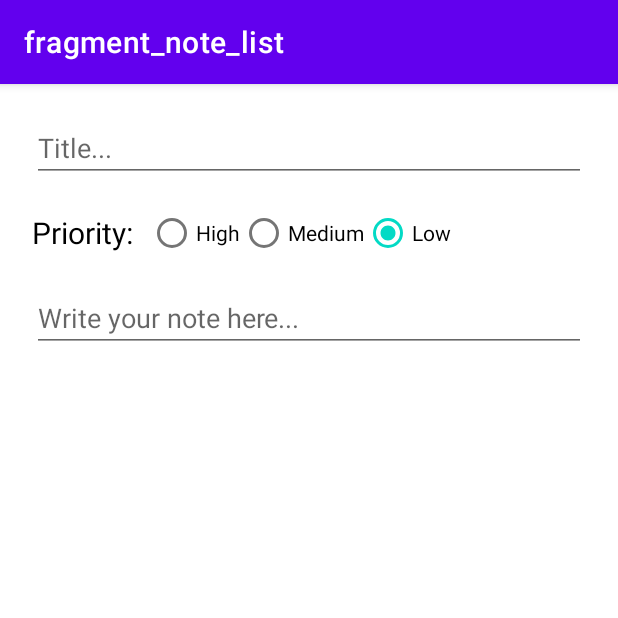
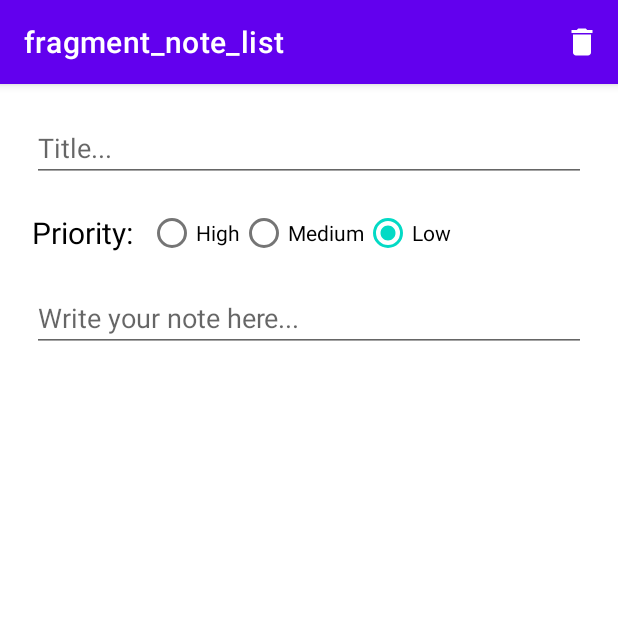
Before and after one commit to MickaelAlexsander/FirstProject-NoteApp, an Android app: the fragment NoteDetailFragment placed in its activity, after a tap on "Create Note", on a phone screen of 412 x 824 dp, the top half of it. Run offline under Robolectric (Android 15) with nearby library versions, the phone set to English and light mode, and no system bars; our stand-ins replace navigation-ui; 6 statements that could not run were skipped.

Commit message:
delete note implemented

```diff
--- a/app/src/main/java/com/example/noteapp/ui/fragment/NoteDetailFragment.kt
+++ b/app/src/main/java/com/example/noteapp/ui/fragment/NoteDetailFragment.kt
@@ -3,21 +3,21 @@ package com.example.noteapp.ui.fragment
 import android.content.ClipData
 import android.os.Bundle
 import android.util.Log
+import android.view.*
 import androidx.fragment.app.Fragment
-import android.view.LayoutInflater
-import android.view.View
-import android.view.ViewGroup
 import androidx.fragment.app.activityViewModels
 import androidx.navigation.fragment.findNavController
 import androidx.navigation.fragment.navArgs
 import com.example.noteapp.R
 import com.example.noteapp.data.Note
 import com.example.noteapp.databinding.ActivityMainBinding.bind
+import com.example.noteapp.databinding.ActivityMainBinding.inflate
 import com.example.noteapp.databinding.FragmentNoteDetailBinding
 import com.example.noteapp.ui.adapter.NoteListAdapter
 import com.example.noteapp.viewmodel.InventoryViewModel
 import com.example.noteapp.viewmodel.InventoryViewModelFactory
 import com.example.noteapp.viewmodel.NoteApplication
+import com.google.android.material.dialog.MaterialAlertDialogBuilder
 import kotlin.math.log
 
 
@@ -42,9 +42,23 @@ class NoteDetailFragment : Fragment() {
     ): View? {
         // Inflate the layout for this fragment
         binding = FragmentNoteDetailBinding.inflate(inflater, container, false)
+        setHasOptionsMenu(true)
         return binding.root
+
     }
 
+    override fun onCreateOptionsMenu(menu: Menu, inflater: MenuInflater) {
+        inflater.inflate(R.menu.detail_menu, menu)
+        super.onCreateOptionsMenu(menu, inflater)
+    }
+
+    override fun onOptionsItemSelected(item: MenuItem): Boolean {
+
+        if(item.itemId==R.id.delete_note){
+            showConfirmationDialog()
+        }
+        return super.onOptionsItemSelected(item)
+    }
     override fun onViewCreated(view: View, savedInstanceState: Bundle?) {
         super.onViewCreated(view, savedInstanceState)
         val id = noteId.id
@@ -98,4 +112,20 @@ class NoteDetailFragment : Fragment() {
             findNavController().navigate(action)
         }
     }
+    private fun deleteNote(){
+        viewModel.deleteNote(note)
+    }
+    private fun showConfirmationDialog() {
+        MaterialAlertDialogBuilder(requireContext())
+            .setTitle(getString(android.R.string.dialog_alert_title))
+            .setMessage(getString(R.string.delete_question))
+            .setCancelable(false)
+            .setNegativeButton(getString(R.string.no)) { _, _ -> }
+            .setPositiveButton(getString(R.string.yes)) { _, _ ->
+                deleteNote()
+                val action = NoteDetailFragmentDirections.actionNoteDetailFragmentToNoteListFragment()
+                findNavController().navigate(action)
+            }
+            .show()
+    }
 }
--- /dev/null
+++ b/app/src/main/res/drawable/delete_btn.xml
@@ -0,0 +1,5 @@
+<vector android:height="24dp" android:tint="#FFFFFF"
+    android:viewportHeight="24" android:viewportWidth="24"
+    android:width="24dp" xmlns:android="http://schemas.android.com/apk/res/android">
+    <path android:fillColor="@android:color/white" android:pathData="M6,19c0,1.1 0.9,2 2,2h8c1.1,0 2,-0.9 2,-2V7H6v12zM19,4h-3.5l-1,-1h-5l-1,1H5v2h14V4z"/>
+</vector>
--- /dev/null
+++ b/app/src/main/res/menu/detail_menu.xml
@@ -0,0 +1,11 @@
+<?xml version="1.0" encoding="utf-8"?>
+<menu xmlns:android="http://schemas.android.com/apk/res/android"
+    xmlns:app="http://schemas.android.com/apk/res-auto">
+
+    <item
+        android:id="@+id/delete_note"
+        android:icon="@drawable/delete_btn"
+        android:title="@string/delete_note_btn"
+        app:showAsAction="ifRoom"
+        android:iconTint="@color/white"/>
+</menu>
--- a/app/src/main/res/values/strings.xml
+++ b/app/src/main/res/values/strings.xml
@@ -8,4 +8,8 @@
     <string name="low">Low</string>
     <string name="inputDesc">Write your note here...</string>
     <string name="title">Title...</string>
+    <string name="delete_note_btn">delete note</string>
+    <string name="delete_question">Are you sure you want delete this note?</string>
+    <string name="yes">Yes</string>
+    <string name="no">No</string>
 </resources>
```
Also changed, not shown: app/src/main/java/com/example/noteapp/viewmodel/InventoryViewModel.kt (+8 -0 lines).
